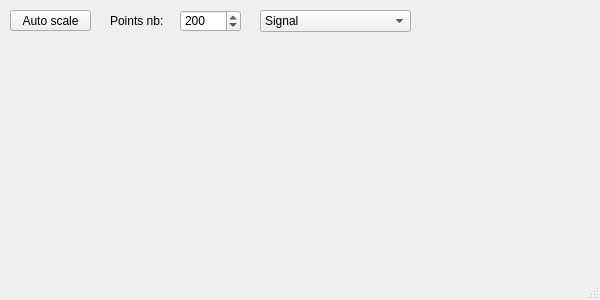
Qt form Holovibes/PlotWindow.ui (DigitalHolography/Holovibes) before a commit.
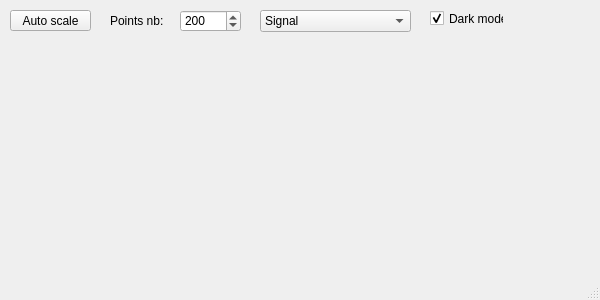
The same form after that commit.

Commit message: add: dark mode for chart window

The edit to the form file:
```diff
--- a/Holovibes/PlotWindow.ui
+++ b/Holovibes/PlotWindow.ui
@@ -101,6 +101,22 @@
      </property>
     </item>
    </widget>
+   <widget class="QCheckBox" name="darkModeCheckBox">
+    <property name="geometry">
+     <rect>
+      <x>430</x>
+      <y>10</y>
+      <width>74</width>
+      <height>17</height>
+     </rect>
+    </property>
+    <property name="text">
+     <string>Dark mode</string>
+    </property>
+    <property name="checked">
+     <bool>true</bool>
+    </property>
+   </widget>
   </widget>
   <widget class="QMenuBar" name="menubar">
    <property name="geometry">
```
Left out of the diff: 19 changed lines with no effect on the pictures. The commit also changes 4 other files.
